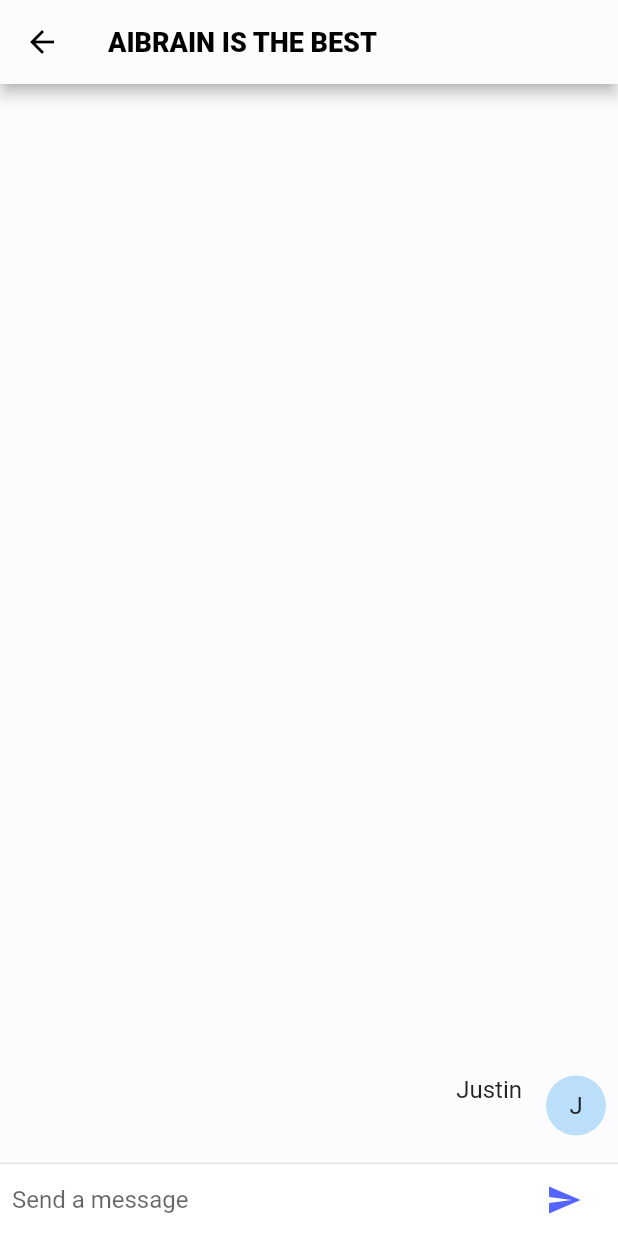
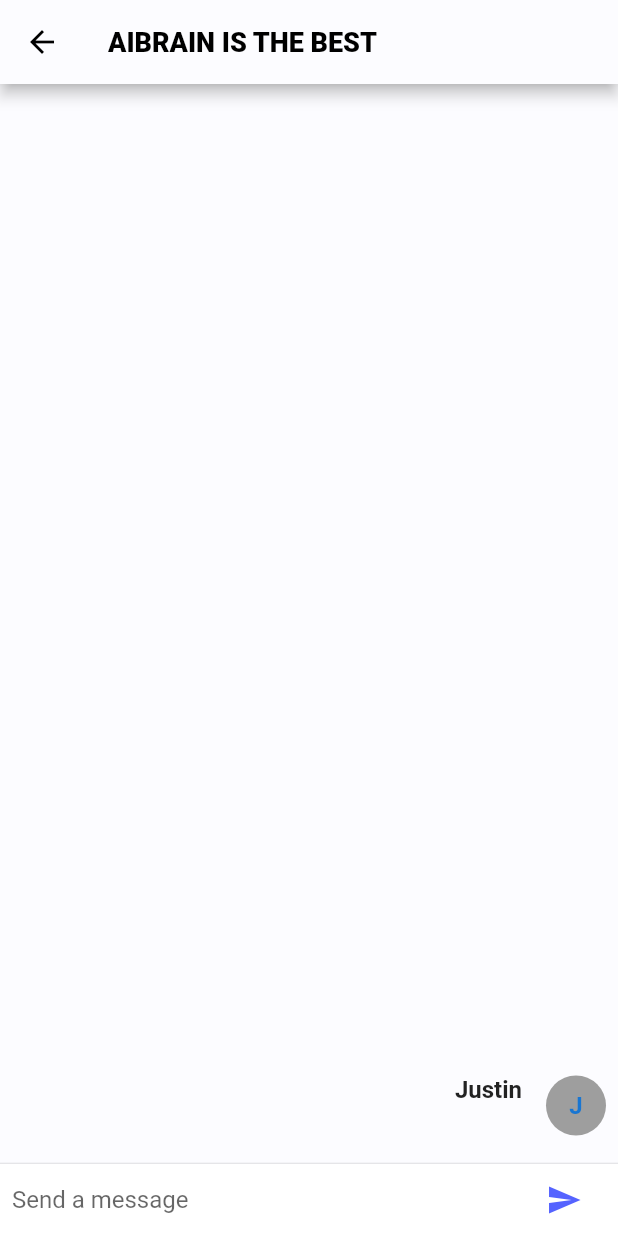
Before and after one commit to jeffwiy/flutter-delivery-UI-dialogflow, a Flutter app: the HomePageDialogflowV2 screen opened directly, after a tap on the "send" icon, on a phone screen of 412 x 824 dp. Run offline on Flutter 3.47's test engine with Material 2 defaults, Android fonts, the phone set to English and light mode, and no system bars; missing offline and left inert: flutter_dialogflow; project files that could hold a hidden picture were left out.

Commit message:
Added Logo for bot Updated CircleAvatar and font style for sender Bolded name for sender

```diff
--- a/lib/dialogflow_v2.dart
+++ b/lib/dialogflow_v2.dart
@@ -43,11 +43,15 @@ class _HomePageDialogflowV2 extends State<HomePageDialogflowV2> {
 
   void Response(query) async {
     _textController.clear();
-    AuthGoogle authGoogle = await AuthGoogle(fileJson: "assets/test_agent_credentials-clientside.json").build();
-    Dialogflow dialogflow =Dialogflow(authGoogle: authGoogle,language: Language.english);
+    AuthGoogle authGoogle = await AuthGoogle(
+            fileJson: "assets/test_agent_credentials-clientside.json")
+        .build();
+    Dialogflow dialogflow =
+        Dialogflow(authGoogle: authGoogle, language: Language.english);
     AIResponse response = await dialogflow.detectIntent(query);
     ChatMessage message = new ChatMessage(
-      text: response.getMessage() ?? new TypeMessage(response.getListMessage()[0]).platform,
+      text: response.getMessage() ??
+          new TypeMessage(response.getListMessage()[0]).platform,
       name: "AIBrain",
       type: false,
     );
@@ -104,13 +108,14 @@ class ChatMessage extends StatelessWidget {
     return <Widget>[
       new Container(
         margin: const EdgeInsets.only(right: 16.0),
-        child: new CircleAvatar(child: new Image.asset("img/placeholder.png")),
+        child: new CircleAvatar(child: new Image.asset("assets/aibrainag.png")),
       ),
       new Expanded(
         child: new Column(
           crossAxisAlignment: CrossAxisAlignment.start,
           children: <Widget>[
-            new Text(this.name, style:new TextStyle(fontWeight:FontWeight.bold )),
+            new Text(this.name,
+                style: new TextStyle(fontWeight: FontWeight.bold)),
             new Container(
               margin: const EdgeInsets.only(top: 5.0),
               child: new Text(text),
@@ -127,7 +132,7 @@ class ChatMessage extends StatelessWidget {
         child: new Column(
           crossAxisAlignment: CrossAxisAlignment.end,
           children: <Widget>[
-            new Text(this.name, style: Theme.of(context).textTheme.subtitle1),
+            new Text(this.name, style: Theme.of(context).textTheme.subtitle1.copyWith(fontWeight: FontWeight.bold)),
             new Container(
               margin: const EdgeInsets.only(top: 5.0),
               child: new Text(text),
@@ -137,7 +142,10 @@ class ChatMessage extends StatelessWidget {
       ),
       new Container(
         margin: const EdgeInsets.only(left: 16.0),
-        child: new CircleAvatar(child: new Text(this.name[0])),
+        child: new CircleAvatar(
+            backgroundColor: Colors.grey,
+            child: new Text(this.name[0],
+                style: TextStyle(fontWeight: FontWeight.bold))),
       ),
     ];
   }
--- a/pubspec.yaml
+++ b/pubspec.yaml
@@ -45,6 +45,7 @@ flutter:
   # To add assets to your application, add an assets section, like this:
   assets:
     - assets/
+    - assets/aibrainag.png
 
   # An image asset can refer to one or more resolution-specific "variants", see
   # https://flutter.dev/assets-and-images/#resolution-aware.
```
Also changed, not shown: assets/aibrainag.png (added), pubspec.lock. Lines whose indentation alone changed are shown as unchanged.
